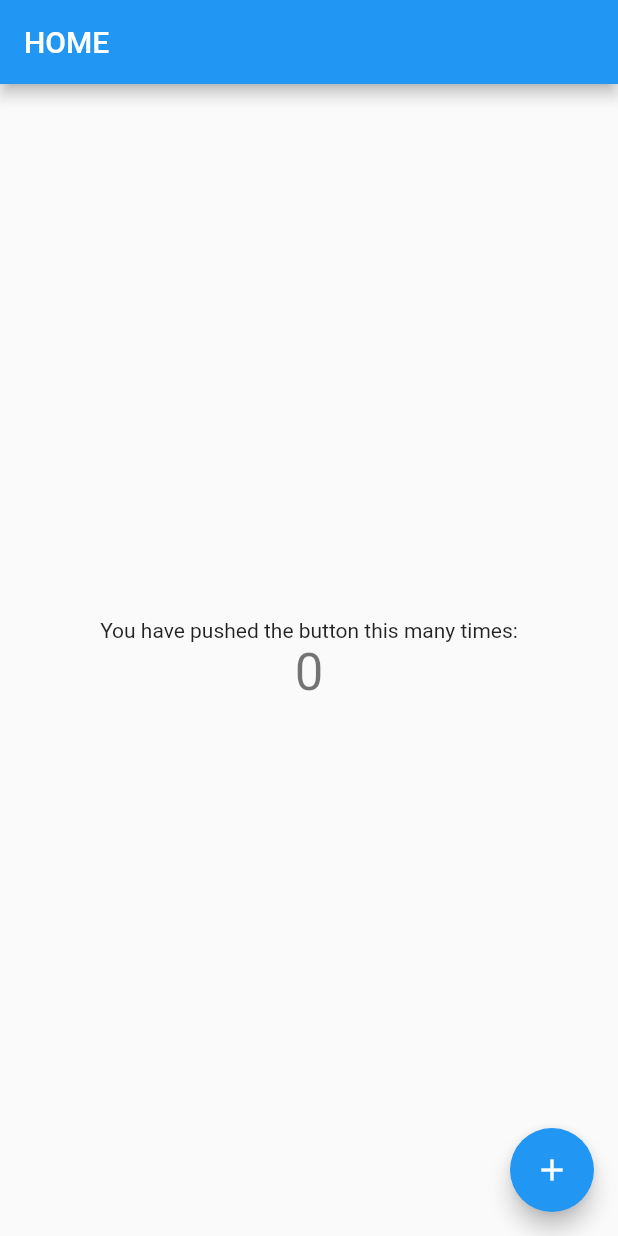
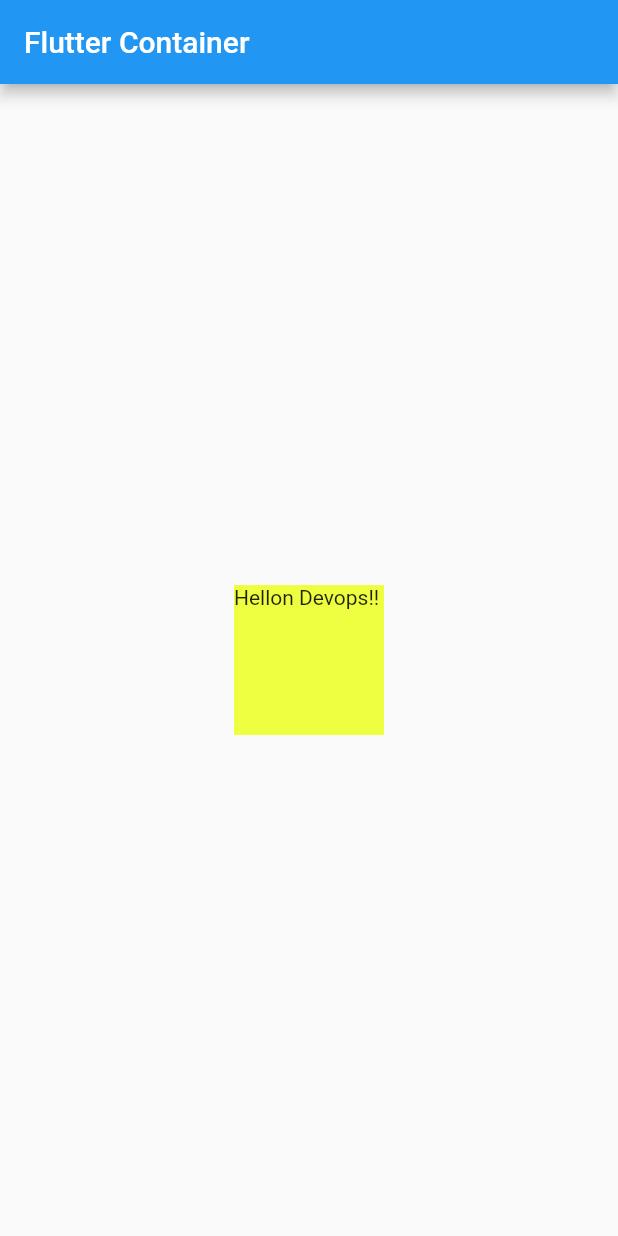
Before and after one commit to KevinBharat/Myflutter, a Flutter app: the screen it shows after launch, on a phone screen of 412 x 824 dp. Run offline on Flutter 3.47's test engine with Material 2 defaults, Android fonts, the phone set to English and light mode, and no system bars.

Commit message:
flutter_Container

```diff
--- a/lib/main.dart
+++ b/lib/main.dart
@@ -6,102 +6,41 @@ void main() {
 
 class MyApp extends StatelessWidget {
   const MyApp({super.key});
-  // This widget is the root of your application.
+
   @override
   Widget build(BuildContext context) {
     return MaterialApp(
-      title: 'HOME',
+      title: 'Flutter Damo',
+      debugShowCheckedModeBanner: false,
       theme: ThemeData(
-        // This is the theme of your application.
-        // Try running your application with "flutter run". You'll see the
-        // application has a blue toolbar. Then, without quitting the app, try
-        // changing the primarySwatch below to Colors.green and then invoke
-        // "hot reload" (press "r" in the console where you ran "flutter run",
-        // or simply save your changes to "hot reload" in a Flutter IDE).
-        // Notice that the counter didn't reset back to zero; the application
-        // is not restarted.
         primarySwatch: Colors.blue,
       ),
-      home: const MyHomePage(title: 'HOME'),
+      home: const MyHomePage(),
     );
   }
 }
 
 class MyHomePage extends StatefulWidget {
-  const MyHomePage({super.key, required this.title});
-  // This widget is the home page of your application. It is stateful, meaning
-  // that it has a State object (defined below) that contains fields that affect
-  // how it looks.
-  // This class is the configuration for the state. It holds the values (in this
-  // case the title) provided by the parent (in this case the App widget) and
-  // used by the build method of the State. Fields in a Widget subclass are
-  // always marked "final".
-  final String title;
+  const MyHomePage({Key? key}) : super(key: key);
+
   @override
   State<MyHomePage> createState() => _MyHomePageState();
 }
 
 class _MyHomePageState extends State<MyHomePage> {
-  int _counter = 0;
-  void _incrementCounter() {
-    setState(() {
-      // This call to setState tells the Flutter framework that something has
-      // changed in this State, which causes it to rerun the build method below
-      // so that the display can reflect the updated values. If we changed
-      // _counter without calling setState(), then the build method would not be
-      // called again, and so nothing would appear to happen.
-      _counter++;
-    });
-  }
-
   @override
   Widget build(BuildContext context) {
-    // This method is rerun every time setState is called, for instance as done
-    // by the _incrementCounter method above.
-    // The Flutter framework has been optimized to make rerunning build methods
-    // fast, so that you can just rebuild anything that needs updating rather
-    // than having to individually change instances of widgets.
     return Scaffold(
-      appBar: AppBar(
-        // Here we take the value from the MyHomePage object that was created by
-        // the App.build method, and use it to set our appbar title.
-        title: Text(widget.title),
-      ),
-      body: Center(
-        // Center is a layout widget. It takes a single child and positions it
-        // in the middle of the parent.
-        child: Column(
-          // Column is also a layout widget. It takes a list of children and
-          // arranges them vertically. By default, it sizes itself to fit its
-          // children horizontally, and tries to be as tall as its parent.
-          //
-          // Invoke "debug painting" (press "p" in the console, choose the
-          // "Toggle Debug Paint" action from the Flutter Inspector in Android
-          // Studio, or the "Toggle Debug Paint" command in Visual Studio Code)
-          // to see the wireframe for each widget.
-          //
-          // Column has various properties to control how it sizes itself and
-          // how it positions its children. Here we use mainAxisAlignment to
-          // center the children vertically; the main axis here is the vertical
-          // axis because Columns are vertical (the cross axis would be
-          // horizontal).
-          mainAxisAlignment: MainAxisAlignment.center,
-          children: <Widget>[
-            const Text(
-              'You have pushed the button this many times:',
-            ),
-            Text(
-              '$_counter',
-              style: Theme.of(context).textTheme.headline4,
-            ),
-          ],
+        appBar: AppBar(
+          title: Text("Flutter Container"),
         ),
-      ),
-      floatingActionButton: FloatingActionButton(
-        onPressed: _incrementCounter,
-        tooltip: 'Increment',
-        child: const Icon(Icons.add),
-      ), // This trailing comma makes auto-formatting nicer for build methods.
-    );
+        body: Center(
+          child: Container(
+            width: 100,
+            height: 100,
+            color: Colors.limeAccent,
+            child: Text("Hellon Devops!!"),
+          ),
+        ));
   }
 }
```
